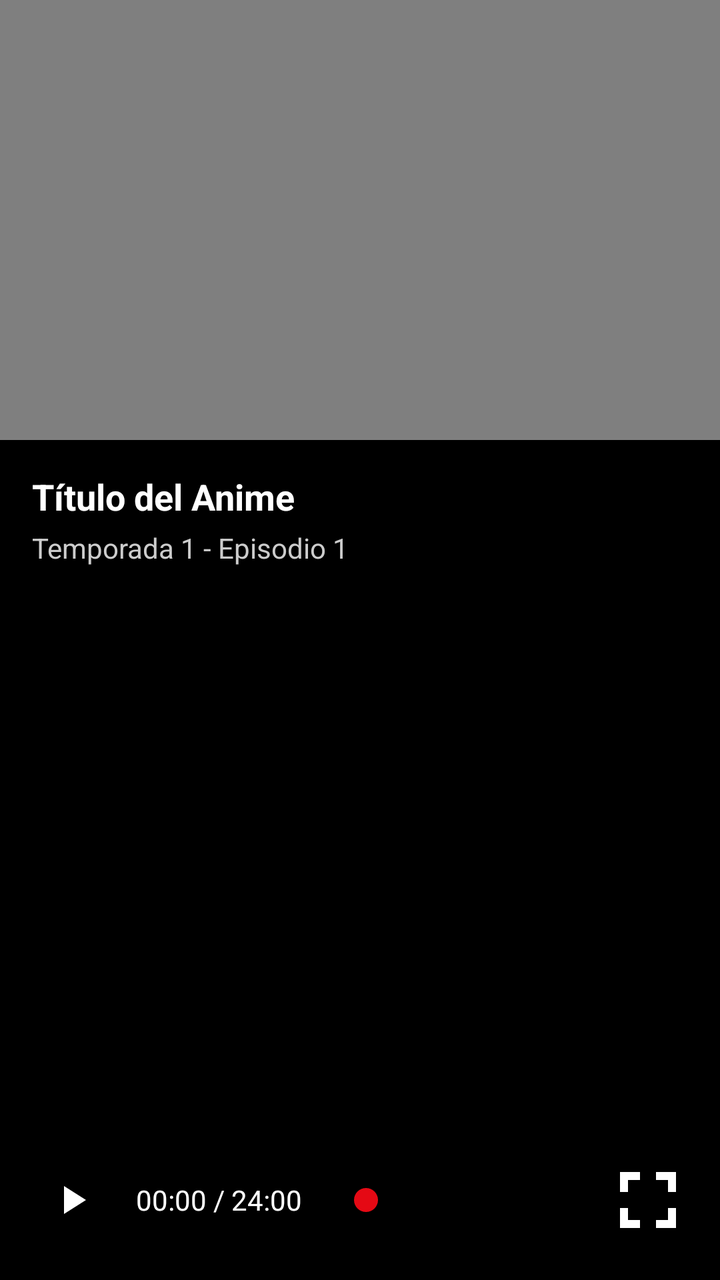
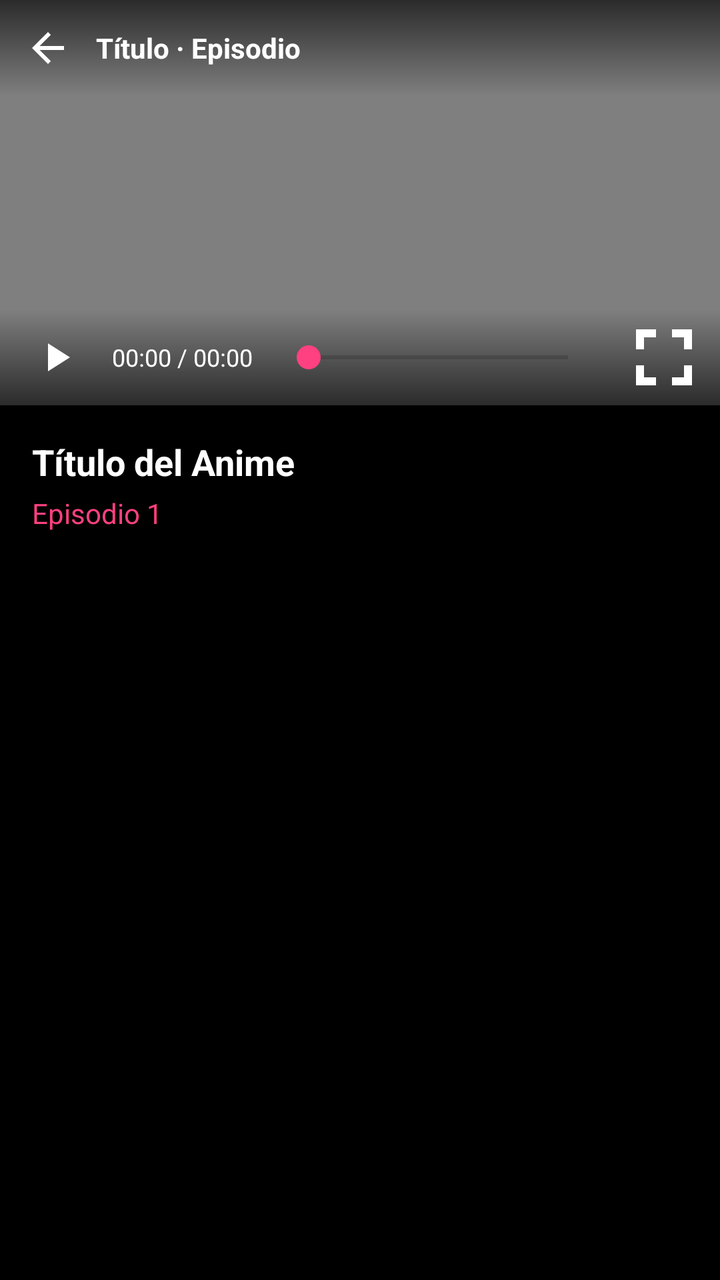

Two renders of the same Android screen: before a commit and after it. Below are the layout's source before the change and the commit's diff.
<!-- AndroidManifest.xml: activity theme Theme.Anime.NoActionBar -->
<!-- res/layout/activity_video.xml -->
<?xml version="1.0" encoding="utf-8"?>
<androidx.constraintlayout.widget.ConstraintLayout xmlns:android="http://schemas.android.com/apk/res/android"
    xmlns:app="http://schemas.android.com/apk/res-auto"
    android:background="#000"
    android:layout_width="match_parent"
    android:layout_height="match_parent">

    
    <VideoView
        android:id="@+id/videoView"
        android:layout_width="0dp"
        android:layout_height="220dp"
        app:layout_constraintTop_toTopOf="parent"
        app:layout_constraintStart_toStartOf="parent"
        app:layout_constraintEnd_toEndOf="parent" />

    
    <LinearLayout
        android:id="@+id/infoContainer"
        android:layout_width="0dp"
        android:layout_height="wrap_content"
        android:orientation="vertical"
        android:padding="16dp"
        app:layout_constraintTop_toBottomOf="@id/videoView"
        app:layout_constraintStart_toStartOf="parent"
        app:layout_constraintEnd_toEndOf="parent">

        <TextView
            android:id="@+id/animeTitle"
            android:layout_width="wrap_content"
            android:layout_height="wrap_content"
            android:text="Título del Anime"
            android:textColor="#FFFFFF"
            android:textSize="18sp"
            android:textStyle="bold"/>

        <TextView
            android:id="@+id/episodeInfo"
            android:layout_width="wrap_content"
            android:layout_height="wrap_content"
            android:text="Temporada 1 - Episodio 1"
            android:textColor="#CCCCCC"
            android:textSize="14sp"
            android:layout_marginTop="4dp"/>
    </LinearLayout>

    
    <LinearLayout
        android:id="@+id/bottomBar"
        android:layout_width="0dp"
        android:layout_height="80dp"
        android:orientation="horizontal"
        android:gravity="center_vertical"
        android:padding="16dp"
        android:background="#000"
        app:layout_constraintBottom_toBottomOf="parent"
        app:layout_constraintStart_toStartOf="parent"
        app:layout_constraintEnd_toEndOf="parent">

        <ImageButton
            android:id="@+id/playPauseButton"
            android:layout_width="40dp"
            android:layout_height="40dp"
            android:background="@android:color/transparent"
            android:src="@drawable/ic_play"
            app:tint="#fff" />

        <TextView
            android:id="@+id/timeText"
            android:layout_width="wrap_content"
            android:layout_height="wrap_content"
            android:text="00:00 / 24:00"
            android:textColor="#fff"
            android:textSize="14sp"
            android:layout_marginStart="12dp"/>

        <SeekBar
            android:id="@+id/seekBar"
            android:layout_width="0dp"
            android:layout_height="wrap_content"
            android:layout_weight="1"
            android:layout_marginStart="16dp"
            android:layout_marginEnd="16dp"
            android:progress="0"
            android:progressTint="#e50914"
            android:thumbTint="#e50914"
            android:max="100" />

        <ImageButton
            android:id="@+id/fullscreenButton"
            android:layout_width="40dp"
            android:layout_height="40dp"
            android:background="@android:color/transparent"
            android:src="@drawable/ic_fullscreen"
            app:tint="#fff" />
    </LinearLayout>
</androidx.constraintlayout.widget.ConstraintLayout>
<!-- resources referenced by this layout -->
<resources>
  <!-- drawable ic_fullscreen (drawable) -->
  <?xml version="1.0" encoding="utf-8"?>
  <vector xmlns:android="http://schemas.android.com/apk/res/android"
      android:width="48dp"
      android:height="48dp"
      android:viewportWidth="24"
      android:viewportHeight="24">
  
      <path
          android:fillColor="#FFFFFF"
          android:pathData="M7,14H5v5h5v-2H7v-3zm0,-4h0V7h3V5H5v5zm10,4v3h-3v2h5v-5h-2zm-3,-9v2h3v3h2V5h-5z"/>
  </vector>
  <!-- drawable ic_play (drawable) -->
  <?xml version="1.0" encoding="utf-8"?>
  <vector xmlns:android="http://schemas.android.com/apk/res/android"
      android:width="24dp" android:height="24dp" android:viewportWidth="24"
      android:viewportHeight="24">
      <path
          android:fillColor="#FFFFFFFF"
          android:pathData="M8,5v14l11,-7z" />
  </vector>
  <style name="Theme.Anime.NoActionBar">
          <item name="windowActionBar">false</item>
          <item name="windowNoTitle">true</item>
      </style>
</resources>

<!-- the commit's change to res/layout/activity_video.xml (unified diff, before → after) -->
@@ -1,97 +1,180 @@
 <?xml version="1.0" encoding="utf-8"?>
 <androidx.constraintlayout.widget.ConstraintLayout xmlns:android="http://schemas.android.com/apk/res/android"
     xmlns:app="http://schemas.android.com/apk/res-auto"
-    android:background="#000"
+    android:id="@+id/rootLayout"
     android:layout_width="match_parent"
-    android:layout_height="match_parent">
+    android:layout_height="match_parent"
+    android:background="#000">
 
     
-    <VideoView
-        android:id="@+id/videoView"
+    <FrameLayout
+        android:id="@+id/playerFrame"
         android:layout_width="0dp"
-        android:layout_height="220dp"
+        android:layout_height="0dp"
+        app:layout_constraintDimensionRatio="16:9"
         app:layout_constraintTop_toTopOf="parent"
         app:layout_constraintStart_toStartOf="parent"
-        app:layout_constraintEnd_toEndOf="parent" />
+        app:layout_constraintEnd_toEndOf="parent">
+
+        <VideoView
+            android:id="@+id/videoView"
+            android:layout_width="match_parent"
+            android:layout_height="match_parent" />
+
+        <WebView
+            android:id="@+id/webView"
+            android:layout_width="match_parent"
+            android:layout_height="match_parent"
+            android:visibility="gone" />
+
+        <ProgressBar
+            android:id="@+id/loadingSpinner"
+            android:layout_width="wrap_content"
+            android:layout_height="wrap_content"
+            android:layout_gravity="center"
+            android:indeterminateTint="@color/pink" />
+
+        <Button
+            android:id="@+id/btnAbrirNavegador"
+            android:layout_width="wrap_content"
+            android:layout_height="wrap_content"
+            android:layout_gravity="center"
+            android:layout_marginTop="60dp"
+            android:text="¿Tarda mucho? Abrir en el navegador"
+            android:textAllCaps="false"
+            android:textSize="12sp"
+            android:backgroundTint="@color/dark_gray"
+            android:textColor="#FFFFFF"
+            android:visibility="gone" />
+
+        
+        <LinearLayout
+            android:id="@+id/topBar"
+            android:layout_width="match_parent"
+            android:layout_height="wrap_content"
+            android:layout_gravity="top"
+            android:orientation="horizontal"
+            android:gravity="center_vertical"
+            android:paddingStart="4dp"
+            android:paddingEnd="16dp"
+            android:paddingVertical="4dp"
+            android:background="@drawable/gradient_top_overlay">
+
+            <ImageButton
+                android:id="@+id/btnBack"
+                android:layout_width="40dp"
+                android:layout_height="40dp"
+                android:background="@android:color/transparent"
+                android:src="@drawable/ic_arrow_back"
+                android:contentDescription="Volver" />
+
+            <TextView
+                android:id="@+id/tvPlayerTitle"
+                android:layout_width="0dp"
+                android:layout_height="wrap_content"
+                android:layout_weight="1"
+                android:layout_marginStart="4dp"
+                android:text="Título · Episodio"
+                android:textColor="#FFFFFF"
+                android:textStyle="bold"
+                android:textSize="14sp"
+                android:singleLine="true"
+                android:ellipsize="end" />
+        </LinearLayout>
+
+        
+        <LinearLayout
+            android:id="@+id/bottomControls"
+            android:layout_width="match_parent"
+            android:layout_height="wrap_content"
+            android:layout_gravity="bottom"
+            android:orientation="horizontal"
+            android:gravity="center_vertical"
+            android:paddingHorizontal="8dp"
+            android:paddingVertical="4dp"
+            android:background="@drawable/gradient_bottom_overlay">
+
+            <ImageButton
+                android:id="@+id/btnPlayPause"
+                android:layout_width="40dp"
+                android:layout_height="40dp"
+                android:background="@android:color/transparent"
+                android:src="@drawable/ic_play"
+                app:tint="#fff"
+                android:contentDescription="Reproducir o pausar" />
+
+            <TextView
+                android:id="@+id/tvTime"
+                android:layout_width="wrap_content"
+                android:layout_height="wrap_content"
+                android:text="00:00 / 00:00"
+                android:textColor="#fff"
+                android:textSize="12sp"
+                android:layout_marginStart="8dp" />
+
+            <SeekBar
+                android:id="@+id/seekBar"
+                android:layout_width="0dp"
+                android:layout_height="wrap_content"
+                android:layout_weight="1"
+                android:layout_marginStart="12dp"
+                android:layout_marginEnd="12dp"
+                android:progress="0"
+                android:progressTint="@color/pink"
+                android:thumbTint="@color/pink"
+                android:max="100" />
+
+            <ImageButton
+                android:id="@+id/btnFullscreen"
+                android:layout_width="40dp"
+                android:layout_height="40dp"
+                android:background="@android:color/transparent"
+                android:src="@drawable/ic_fullscreen"
+                app:tint="#fff"
+                android:contentDescription="Pantalla completa" />
+        </LinearLayout>
+    </FrameLayout>
 
     
     <LinearLayout
-        android:id="@+id/infoContainer"
+        android:id="@+id/infoSection"
         android:layout_width="0dp"
         android:layout_height="wrap_content"
         android:orientation="vertical"
         android:padding="16dp"
-        app:layout_constraintTop_toBottomOf="@id/videoView"
+        app:layout_constraintTop_toBottomOf="@id/playerFrame"
         app:layout_constraintStart_toStartOf="parent"
         app:layout_constraintEnd_toEndOf="parent">
 
         <TextView
-            android:id="@+id/animeTitle"
+            android:id="@+id/tvAnimeTitleInfo"
             android:layout_width="wrap_content"
             android:layout_height="wrap_content"
             android:text="Título del Anime"
             android:textColor="#FFFFFF"
             android:textSize="18sp"
-            android:textStyle="bold"/>
+            android:textStyle="bold" />
 
         <TextView
-            android:id="@+id/episodeInfo"
+            android:id="@+id/tvEpisodeInfo"
             android:layout_width="wrap_content"
             android:layout_height="wrap_content"
-            android:text="Temporada 1 - Episodio 1"
-            android:textColor="#CCCCCC"
+            android:text="Episodio 1"
+            android:textColor="@color/pink"
             android:textSize="14sp"
-            android:layout_marginTop="4dp"/>
+            android:layout_marginTop="4dp" />
     </LinearLayout>
 
     
-    <LinearLayout
-        android:id="@+id/bottomBar"
+    <FrameLayout
+        android:id="@+id/fullscreenContainer"
         android:layout_width="0dp"
-        android:layout_height="80dp"
-        android:orientation="horizontal"
-        android:gravity="center_vertical"
-        android:padding="16dp"
+        android:layout_height="0dp"
         android:background="#000"
+        android:visibility="gone"
+        app:layout_constraintTop_toTopOf="parent"
         app:layout_constraintBottom_toBottomOf="parent"
         app:layout_constraintStart_toStartOf="parent"
-        app:layout_constraintEnd_toEndOf="parent">
+        app:layout_constraintEnd_toEndOf="parent" />
 
-        <ImageButton
-            android:id="@+id/playPauseButton"
-            android:layout_width="40dp"
-            android:layout_height="40dp"
-            android:background="@android:color/transparent"
-            android:src="@drawable/ic_play"
-            app:tint="#fff" />
-
-        <TextView
-            android:id="@+id/timeText"
-            android:layout_width="wrap_content"
-            android:layout_height="wrap_content"
-            android:text="00:00 / 24:00"
-            android:textColor="#fff"
-            android:textSize="14sp"
-            android:layout_marginStart="12dp"/>
-
-        <SeekBar
-            android:id="@+id/seekBar"
-            android:layout_width="0dp"
-            android:layout_height="wrap_content"
-            android:layout_weight="1"
-            android:layout_marginStart="16dp"
-            android:layout_marginEnd="16dp"
-            android:progress="0"
-            android:progressTint="#e50914"
-            android:thumbTint="#e50914"
-            android:max="100" />
-
-        <ImageButton
-            android:id="@+id/fullscreenButton"
-            android:layout_width="40dp"
-            android:layout_height="40dp"
-            android:background="@android:color/transparent"
-            android:src="@drawable/ic_fullscreen"
-            app:tint="#fff" />
-    </LinearLayout>
 </androidx.constraintlayout.widget.ConstraintLayout>
<!-- resource entries referenced after the edit -->
@@ -1,5 +1,32 @@
 <!-- resources referenced by this layout -->
 <resources>
+  <color name="dark_gray">#323232</color>
+  <color name="pink">#FF4081</color>
+  <!-- drawable gradient_bottom_overlay (drawable) -->
+  <?xml version="1.0" encoding="utf-8"?>
+  <shape xmlns:android="http://schemas.android.com/apk/res/android">
+      <gradient
+          android:angle="90"
+          android:startColor="#AA000000"
+          android:endColor="#00000000" />
+  </shape>
+  <!-- drawable gradient_top_overlay (drawable) -->
+  <?xml version="1.0" encoding="utf-8"?>
+  <shape xmlns:android="http://schemas.android.com/apk/res/android">
+      <gradient
+          android:angle="270"
+          android:startColor="#AA000000"
+          android:endColor="#00000000" />
+  </shape>
+  <!-- drawable ic_arrow_back (drawable) -->
+  <?xml version="1.0" encoding="utf-8"?>
+  <vector xmlns:android="http://schemas.android.com/apk/res/android"
+      android:width="24dp" android:height="24dp" android:viewportWidth="24"
+      android:viewportHeight="24">
+      <path
+          android:fillColor="#FFFFFFFF"
+          android:pathData="M20,11H7.83l5.59,-5.59L12,4l-8,8 8,8 1.41,-1.41L7.83,13H20v-2z" />
+  </vector>
   <!-- drawable ic_fullscreen (drawable) -->
   <?xml version="1.0" encoding="utf-8"?>
   <vector xmlns:android="http://schemas.android.com/apk/res/android"
